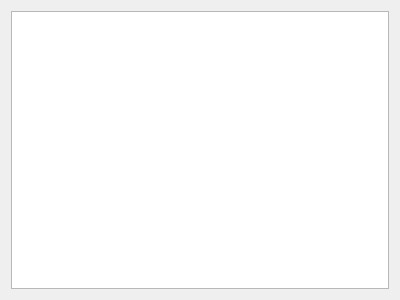
Above: ctpnow/ui/tradeform.ui from xclxxl414/bftrader before the change. Below: the same form after it.
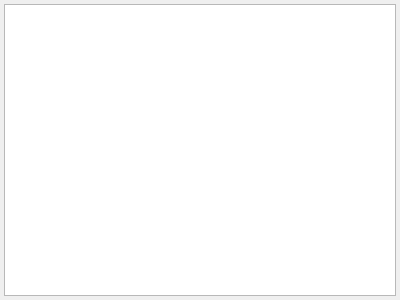
That is the form after the change.

What changed in the file:
```diff
--- a/ctpnow/ui/tradeform.ui
+++ b/ctpnow/ui/tradeform.ui
@@ -14,6 +14,21 @@
    <string>Form</string>
   </property>
   <layout class="QHBoxLayout" name="horizontalLayout">
+   <property name="spacing">
+    <number>4</number>
+   </property>
+   <property name="leftMargin">
+    <number>4</number>
+   </property>
+   <property name="topMargin">
+    <number>4</number>
+   </property>
+   <property name="rightMargin">
+    <number>4</number>
+   </property>
+   <property name="bottomMargin">
+    <number>4</number>
+   </property>
    <item>
     <widget class="QTableWidget" name="tableWidget"/>
    </item>
```
